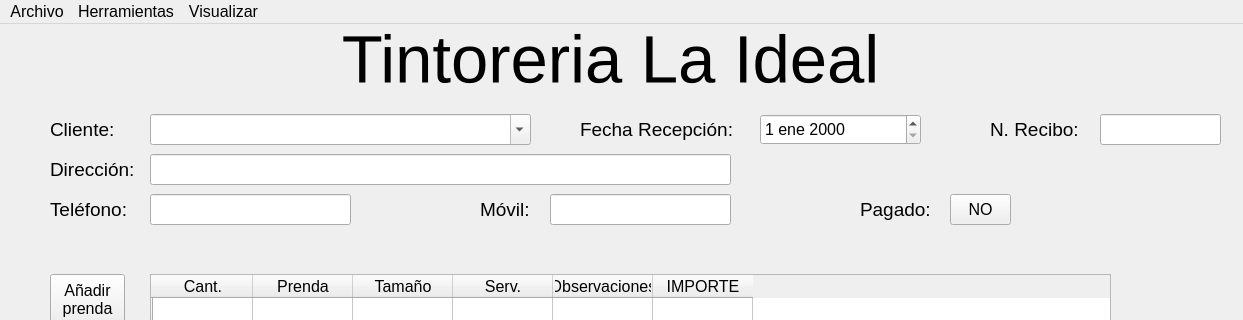
This is mainwindow.ui in germanbravolopez/laideal as Qt 5 draws it before an edit; both pictures show x 0 to 1243 and y 0 to 320 of the 1243 by 698 pixel window. The edited form follows.
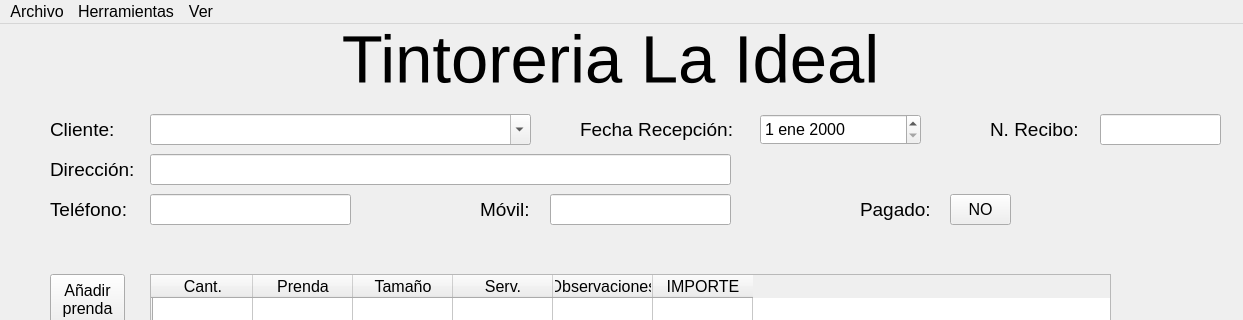
This is the edited form.

Diff of the .ui file:
```diff
--- a/mainwindow.ui
+++ b/mainwindow.ui
@@ -593,7 +593,7 @@
    </widget>
    <widget class="QMenu" name="menuVisualizar">
     <property name="title">
-     <string>Visualizar</string>
+     <string>Ver</string>
     </property>
     <addaction name="actionIngresos"/>
     <addaction name="actionGastos"/>
```
